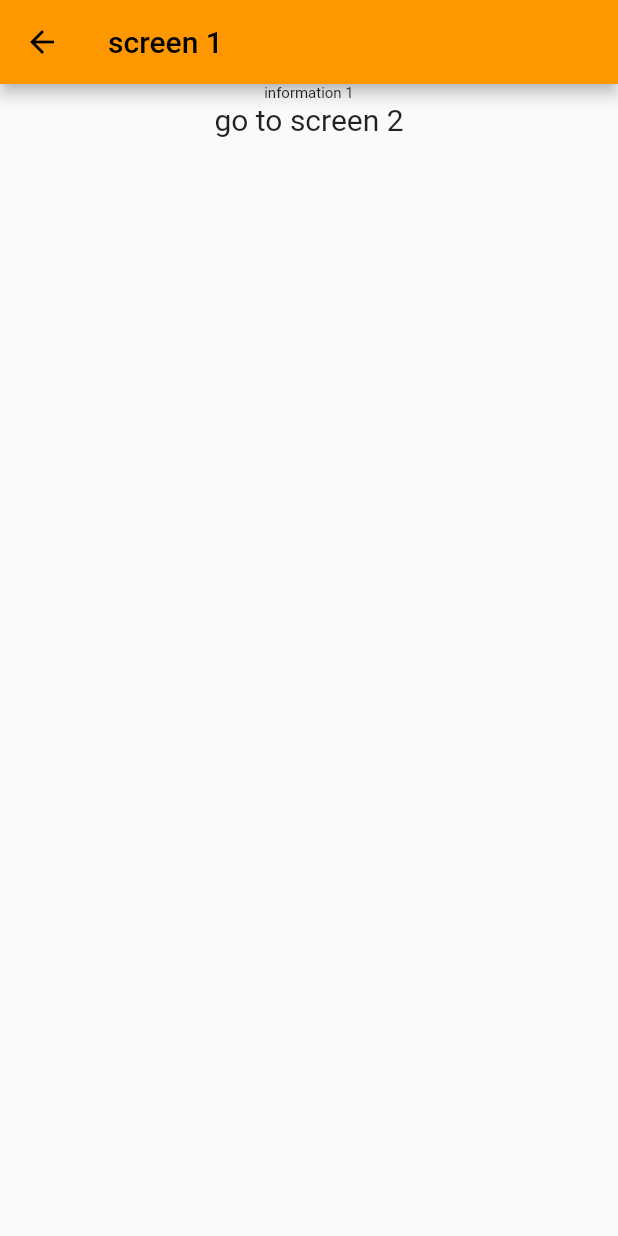
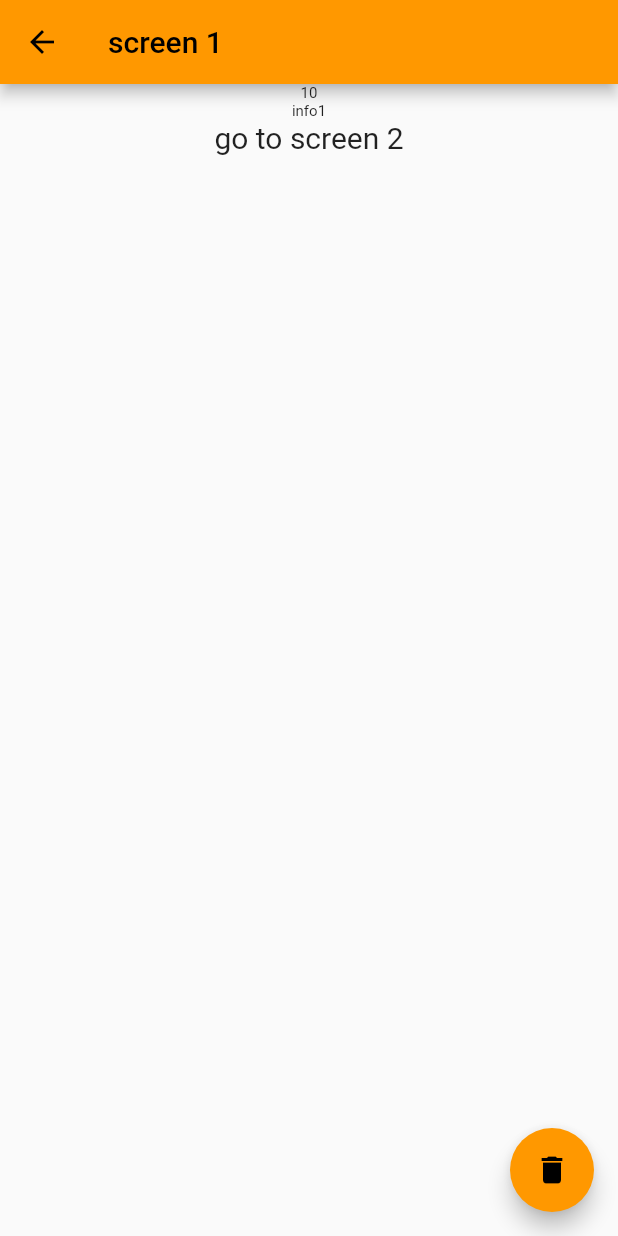
Before and after one commit to yasminkasem66/Flutter, a Flutter app: the screen it shows after launch, after a tap on "go to screen 1", on a phone screen of 412 x 824 dp. Run offline on Flutter 3.47's test engine with Material 2 defaults, Android fonts, the phone set to English and light mode, and no system bars.

Commit message:
MultiScreens Passing dataBetween screens after using  routes & transfer data with  it

```diff
--- a/flutter_application_7/lib/main.dart
+++ b/flutter_application_7/lib/main.dart
@@ -2,6 +2,7 @@ import 'package:flutter/material.dart';
 import 'package:flutter_application_7/screen1.dart';
 import 'screen1.dart';
 import 'screen2.dart';
+import 'ui/reusable_widget/drawer.dart';
 
 void main() {
   runApp(const MyApp());
@@ -19,8 +20,12 @@ class MyApp extends StatelessWidget {
         theme: ThemeData(
           primarySwatch: Colors.orange,
         ),
-      home: const MyHomePage(),
-    );
+        initialRoute: '/',
+        routes: {
+          '/': (context) => const MyHomePage(),
+          '/x1': (context) => const Screen1(),
+          '/x2': (context) => const Screen2(),
+        });
   }
 }
 
@@ -69,13 +74,15 @@ class MyHomePage extends StatelessWidget {
           ],
         ),
       ),
+      drawerScrimColor: Colors.cyan,
+      drawer:  Mydrawer(),
     );
   }
 
   void selectScreen(BuildContext ctx, int n) {
-    Navigator.of(ctx).push(MaterialPageRoute(builder: (_) {
-      if (n == 1) return const Screen1("information 1");
-      return const Screen2("information 2");
-    }));
+    Navigator.of(ctx).pushNamed(n == 1 ? '/x1' : '/x2', arguments: {
+      'id': n==1?10:20,
+      'title':n==1?"info1":"info2"
+    });
   }
 }
--- a/flutter_application_7/lib/screen1.dart
+++ b/flutter_application_7/lib/screen1.dart
@@ -1,14 +1,16 @@
 import 'package:flutter/material.dart';
 import 'screen2.dart';
+import 'ui/reusable_widget/drawer.dart';
 
 class Screen1 extends StatelessWidget {
-  final String str1;
-
-  const Screen1(this.str1, {Key? key}) : super(key: key);
-
+  const Screen1({Key? key}) : super(key: key);
+  // final String str1;
+  // const Screen1(this.str1, {Key? key}) : super(key: key);
   // This widget is the root of your application.
   @override
   Widget build(BuildContext context) {
+    final routeArg =
+        ModalRoute.of(context)?.settings.arguments as Map<String, Object>;
     return Scaffold(
       appBar: AppBar(
         title: const Text("screen 1"),
@@ -16,10 +18,14 @@ class Screen1 extends StatelessWidget {
       body: Center(
         child: Column(
           children: [
-             Text(
-                str1,
-                style: const TextStyle(fontSize: 10),
-              ),
+            Text(
+              "${routeArg['id']}",
+              style: const TextStyle(fontSize: 10),
+            ),
+            Text(
+              "${routeArg['title']}",
+              style: const TextStyle(fontSize: 10),
+            ),
             InkWell(
               child: const Text(
                 "go to screen 2",
@@ -30,12 +36,17 @@ class Screen1 extends StatelessWidget {
           ],
         ),
       ),
+      // drawer: const Mydrawer(),
+      floatingActionButton: FloatingActionButton(
+        child: const Icon(Icons.delete),
+        onPressed: () {
+          Navigator.of(context).pop("sth");
+        },
+      ),
     );
   }
 
   void selectScreen(BuildContext ctx) {
-    Navigator.of(ctx).push(MaterialPageRoute(builder: (_) {
-      return const Screen2("data from screen1");
-    }));
+    Navigator.of(ctx).pushNamed('/x2');
   }
 }
--- /dev/null
+++ b/flutter_application_7/lib/ui/reusable_widget/drawer.dart
@@ -0,0 +1,84 @@
+import 'package:flutter/material.dart';
+// import '../screen1.dart';
+// import '../screen2.dart';
+
+class Mydrawer extends StatelessWidget {
+  String? Str;
+   Mydrawer({
+    Key? key,
+  }) : super(key: key);
+  // const Mydrawer({Key? key}) : super(key: key);
+
+  @override
+  Widget build(BuildContext context) {
+    return Center(
+      child: Column(
+        mainAxisAlignment: MainAxisAlignment.center,
+        children: [
+           Text(
+              (Str ?? "test" ),
+              style: const TextStyle(
+                fontSize: 20,
+                color: Colors.black,
+              ),
+            ),
+          InkWell(
+            child: const Text(
+              "go to Main screen",
+              style: TextStyle(
+                fontSize: 20,
+                color: Colors.black,
+              ),
+            ),
+            onTap: () => selectScreen(context, 0),
+          ),
+          const SizedBox(
+            height: 24.0,
+          ),
+          InkWell(
+            child: const Text(
+              "go to screen 1",
+              style: TextStyle(
+                fontSize: 20,
+                color: Colors.black,
+              ),
+            ),
+            onTap: () => selectScreen(context, 1),
+          ),
+          const SizedBox(
+            height: 24.0,
+          ),
+          InkWell(
+            child: const Text(
+              "go to screen 2",
+              style: TextStyle(
+                fontSize: 20,
+                color: Colors.black,
+              ),
+            ),
+            onTap: () => selectScreen(context, 2),
+          ),
+        ],
+      ),
+    );
+  }
+
+  void selectScreen(BuildContext ctx, int n) {
+    if(n==1){
+    Navigator.of(ctx).pushNamed(
+      '/x1',
+      arguments: {
+      'id': 20,
+      'title':"main"
+    }).then((value) => Str= value as String?);
+    }else{
+    Navigator.of(ctx).pushReplacementNamed(
+      n == 2? '/x2' :'/',
+      arguments: {
+      'id': n == 1 ? 100 : 300,
+      'title': n == 1 ? "info1" : "info2"
+    });
+
+    }
+  }
+}
```
Also changed, not shown: flutter_application_7/lib/screen2.dart (+15 -6 lines). Lines whose indentation alone changed are shown as unchanged.
